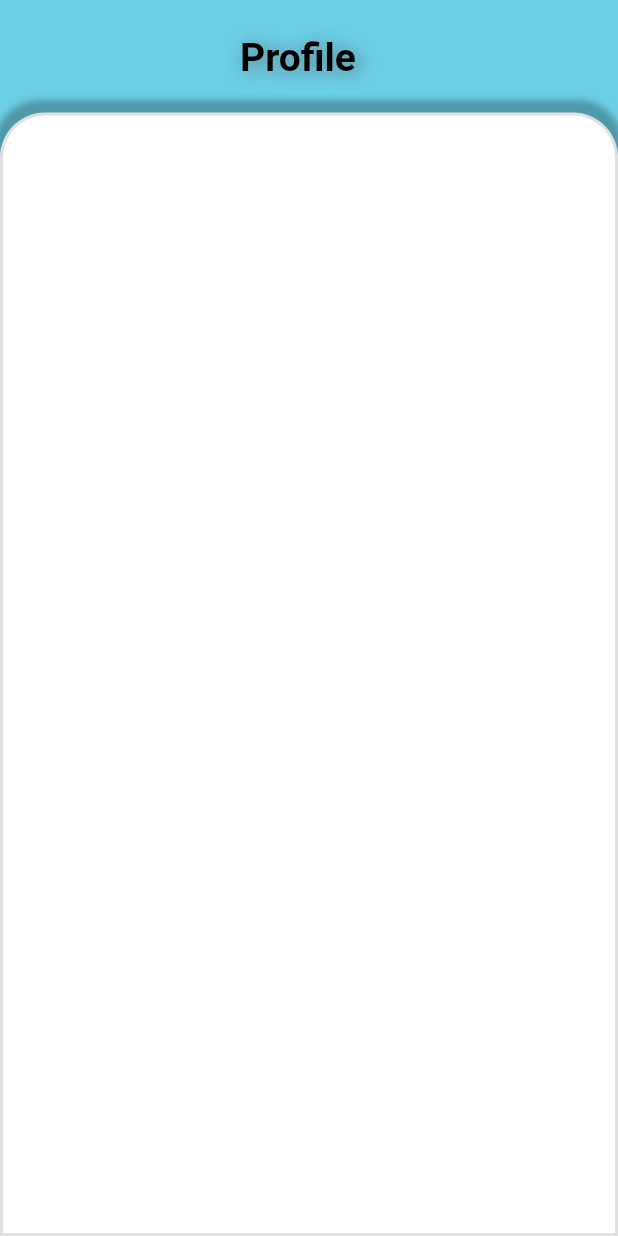
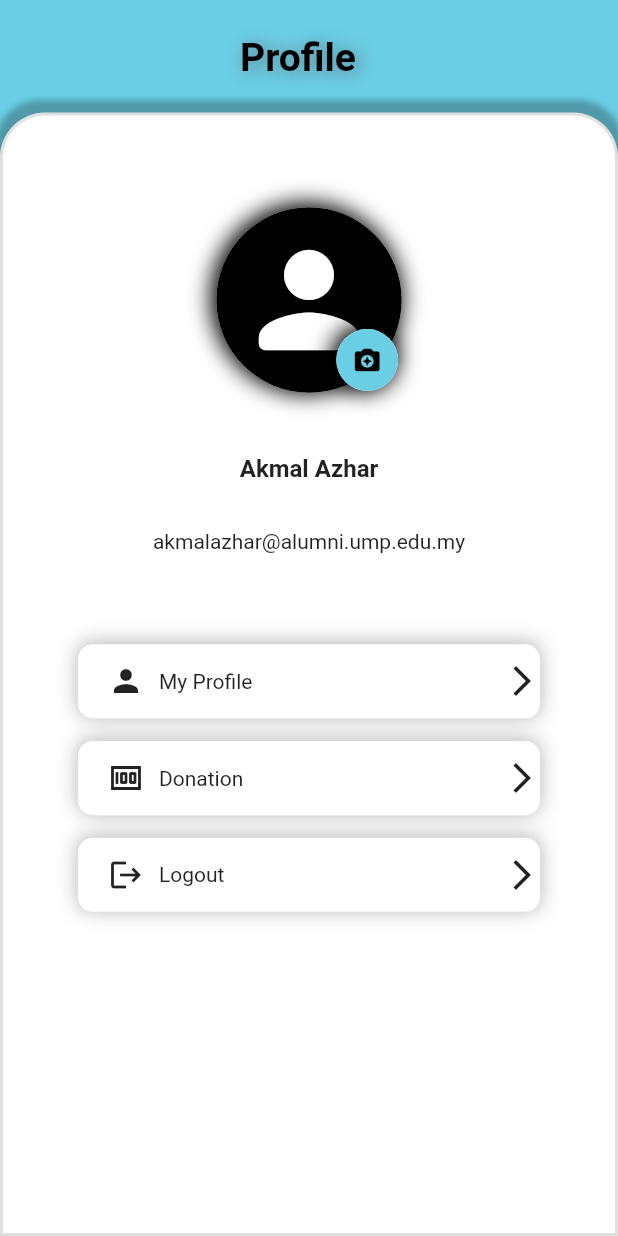
Before and after one commit to ApizMan/sdwProject, a Flutter app: the AlumniProfile screen opened directly, on a phone screen of 412 x 824 dp. Run offline on Flutter 3.47's test engine with Material 2 defaults, Android fonts, the phone set to English and light mode, and no system bars; Roboto replaces fonts that are missing (Poppins).

Commit message:
Profile Alumni

```diff
--- a/lib/alumni/profile/components/alumni_profile_body.dart
+++ /dev/null
@@ -1,16 +0,0 @@
-import 'package:flutter/src/widgets/container.dart';
-import 'package:flutter/src/widgets/framework.dart';
-
-class AlumniProfileBody extends StatefulWidget {
-  const AlumniProfileBody({super.key});
-
-  @override
-  State<AlumniProfileBody> createState() => _AlumniProfileBodyState();
-}
-
-class _AlumniProfileBodyState extends State<AlumniProfileBody> {
-  @override
-  Widget build(BuildContext context) {
-    return Container();
-  }
-}
--- /dev/null
+++ b/lib/public_component/custom_button_navigator.dart
@@ -0,0 +1,64 @@
+import 'package:fkaa_donation/screen/constant.dart';
+import 'package:flutter/cupertino.dart';
+import 'package:flutter/material.dart';
+import 'package:flutter/src/widgets/container.dart';
+import 'package:flutter/src/widgets/framework.dart';
+
+class CustomButtonNavigator extends StatefulWidget {
+  final IconData icon_prefix;
+  final IconData icon_navigate;
+  final String text;
+  const CustomButtonNavigator({
+    super.key,
+    required this.icon_prefix,
+    required this.icon_navigate,
+    required this.text,
+  });
+
+  @override
+  State<CustomButtonNavigator> createState() => _CustomButtonNavigatorState();
+}
+
+class _CustomButtonNavigatorState extends State<CustomButtonNavigator> {
+  @override
+  Widget build(BuildContext context) {
+    return GestureDetector(
+      onTap: () {},
+      child: Container(
+        height: MediaQuery.of(context).size.height * 0.06,
+        margin: EdgeInsets.symmetric(horizontal: 50),
+        decoration: BoxDecoration(
+          color: kWhite,
+          borderRadius: BorderRadius.circular(10),
+          boxShadow: [
+            BoxShadow(
+              offset: Offset.fromDirection(11),
+              color: Colors.black26,
+              spreadRadius: 1.0,
+              blurRadius: 10.0,
+            ),
+          ],
+        ),
+        child: Row(
+          mainAxisAlignment: MainAxisAlignment.spaceBetween,
+          children: [
+            Row(
+              children: [
+                SizedBox(
+                  width: 20,
+                ),
+                Icon(widget.icon_prefix),
+                SizedBox(
+                  width: 10,
+                ),
+                Text(widget.text),
+              ],
+            ),
+            Icon(widget.icon_navigate),
+          ],
+        ),
+      ),
+    );
+    ;
+  }
+}
--- /dev/null
+++ b/lib/screen/alumni/donation/donation_alumni.dart
@@ -0,0 +1,19 @@
+import 'package:flutter/cupertino.dart';
+import 'package:flutter/src/widgets/container.dart';
+import 'package:flutter/src/widgets/framework.dart';
+
+class DonationAlumni extends StatefulWidget {
+  const DonationAlumni({super.key});
+
+  @override
+  State<DonationAlumni> createState() => _DonationAlumniState();
+}
+
+class _DonationAlumniState extends State<DonationAlumni> {
+  @override
+  Widget build(BuildContext context) {
+    return Container(
+      child: Text("Donation"),
+    );
+  }
+}
--- a/lib/alumni/homepage_alumni/components/body_homepage.dart
+++ b/lib/screen/alumni/homepage_alumni/components/body_homepage.dart
@@ -1,4 +1,4 @@
-import 'package:fkaa_donation/alumni/homepage_alumni/components/item_body.dart';
+import 'package:fkaa_donation/screen/alumni/homepage_alumni/components/item_body.dart';
 import 'package:flutter/cupertino.dart';
 import 'package:flutter/material.dart';
 import 'package:flutter/src/widgets/container.dart';
--- a/lib/alumni/homepage_alumni/components/item_body.dart
+++ b/lib/screen/alumni/homepage_alumni/components/item_body.dart
@@ -1,4 +1,4 @@
-import 'package:fkaa_donation/constant.dart';
+import 'package:fkaa_donation/screen/constant.dart';
 import 'package:flutter/cupertino.dart';
 import 'package:flutter/material.dart';
 import 'package:flutter/src/widgets/container.dart';
--- a/lib/alumni/profile/alumni_profile.dart
+++ b/lib/screen/alumni/homepage_alumni/homepage_alumni.dart
@@ -1,18 +1,18 @@
-import 'package:fkaa_donation/alumni/profile/components/alumni_profile_body.dart';
-import 'package:fkaa_donation/constant.dart';
-import 'package:flutter/cupertino.dart';
+// ignore_for_file: deprecated_member_use
+import 'package:fkaa_donation/screen/alumni/homepage_alumni/components/body_homepage.dart';
+import 'package:fkaa_donation/screen/constant.dart';
 import 'package:flutter/material.dart';
 import 'package:flutter/src/widgets/container.dart';
 import 'package:flutter/src/widgets/framework.dart';
 
-class AlumniProfile extends StatefulWidget {
-  const AlumniProfile({super.key});
+class HomePageAlumni extends StatefulWidget {
+  const HomePageAlumni({super.key});
 
   @override
-  State<AlumniProfile> createState() => _AlumniProfileState();
+  State<HomePageAlumni> createState() => _HomePageAlumniState();
 }
 
-class _AlumniProfileState extends State<AlumniProfile> {
+class _HomePageAlumniState extends State<HomePageAlumni> {
   @override
   Widget build(BuildContext context) {
     return Scaffold(
@@ -25,21 +25,40 @@ class _AlumniProfileState extends State<AlumniProfile> {
               color: appBarBackground,
             ),
             child: Row(
-              crossAxisAlignment: CrossAxisAlignment.center,
+              crossAxisAlignment: CrossAxisAlignment.start,
               children: [
+                SizedBox(
+                  width: 10,
+                ),
+                Column(
+                  children: [
+                    SizedBox(
+                      height: 20,
+                    ),
+                    GestureDetector(
+                      onTap: () {},
+                      child: CircleAvatar(
+                        backgroundColor: Colors.black,
+                        child: Icon(
+                          Icons.person,
+                          color: appBarBackground,
+                        ),
+                      ),
+                    ),
+                  ],
+                ),
                 SizedBox(
                   width: 20,
                 ),
                 Column(
-                  crossAxisAlignment: CrossAxisAlignment.center,
                   children: [
                     SizedBox(
                       height: 23,
                     ),
                     Padding(
-                      padding: const EdgeInsets.only(left: 140),
+                      padding: const EdgeInsets.only(left: 40),
                       child: Text(
-                        "Profile",
+                        "FKAA E-Donation",
                         style: TextStyle(
                           shadows: [
                             Shadow(
@@ -65,7 +84,10 @@ class _AlumniProfileState extends State<AlumniProfile> {
             child: Container(
               width: MediaQuery.of(context).size.width * 1.0,
               height: double.infinity,
-              child: AlumniProfileBody(),
+              child: SingleChildScrollView(
+                physics: BouncingScrollPhysics(),
+                child: BodyHomepage(),
+              ),
               decoration: BoxDecoration(
                 color: kWhite,
                 border: Border.all(
--- a/lib/alumni/homepage_alumni/homepage_alumni.dart
+++ b/lib/screen/alumni/profile/alumni_profile.dart
@@ -1,19 +1,18 @@
-// ignore_for_file: deprecated_member_use
-
-import 'package:fkaa_donation/alumni/homepage_alumni/components/body_homepage.dart';
-import 'package:fkaa_donation/constant.dart';
+import 'package:fkaa_donation/screen/alumni/profile/components/alumni_profile_body.dart';
+import 'package:fkaa_donation/screen/constant.dart';
+import 'package:flutter/cupertino.dart';
 import 'package:flutter/material.dart';
 import 'package:flutter/src/widgets/container.dart';
 import 'package:flutter/src/widgets/framework.dart';
 
-class HomePageAlumni extends StatefulWidget {
-  const HomePageAlumni({super.key});
+class AlumniProfile extends StatefulWidget {
+  const AlumniProfile({super.key});
 
   @override
-  State<HomePageAlumni> createState() => _HomePageAlumniState();
+  State<AlumniProfile> createState() => _AlumniProfileState();
 }
 
-class _HomePageAlumniState extends State<HomePageAlumni> {
+class _AlumniProfileState extends State<AlumniProfile> {
   @override
   Widget build(BuildContext context) {
     return Scaffold(
@@ -26,40 +25,21 @@ class _HomePageAlumniState extends State<HomePageAlumni> {
               color: appBarBackground,
             ),
             child: Row(
-              crossAxisAlignment: CrossAxisAlignment.start,
+              crossAxisAlignment: CrossAxisAlignment.center,
               children: [
-                SizedBox(
-                  width: 10,
-                ),
-                Column(
-                  children: [
-                    SizedBox(
-                      height: 20,
-                    ),
-                    GestureDetector(
-                      onTap: () {},
-                      child: CircleAvatar(
-                        backgroundColor: Colors.black,
-                        child: Icon(
-                          Icons.person,
-                          color: appBarBackground,
-                        ),
-                      ),
-                    ),
-                  ],
-                ),
                 SizedBox(
                   width: 20,
                 ),
                 Column(
+                  crossAxisAlignment: CrossAxisAlignment.center,
                   children: [
                     SizedBox(
                       height: 23,
                     ),
                     Padding(
-                      padding: const EdgeInsets.only(left: 40),
+                      padding: const EdgeInsets.only(left: 140),
                       child: Text(
-                        "FKAA E-Donation",
+                        "Profile",
                         style: TextStyle(
                           shadows: [
                             Shadow(
@@ -85,10 +65,7 @@ class _HomePageAlumniState extends State<HomePageAlumni> {
             child: Container(
               width: MediaQuery.of(context).size.width * 1.0,
               height: double.infinity,
-              child: SingleChildScrollView(
-                physics: BouncingScrollPhysics(),
-                child: BodyHomepage(),
-              ),
+              child: AlumniProfileBody(),
               decoration: BoxDecoration(
                 color: kWhite,
                 border: Border.all(
--- /dev/null
+++ b/lib/screen/alumni/profile/components/alumni_profile_body.dart
@@ -0,0 +1,91 @@
+import 'package:fkaa_donation/screen/alumni/profile/components/alumni_profile_content.dart';
+import 'package:fkaa_donation/screen/constant.dart';
+import 'package:flutter/cupertino.dart';
+import 'package:flutter/material.dart';
+import 'package:flutter/src/widgets/container.dart';
+import 'package:flutter/src/widgets/framework.dart';
+
+class AlumniProfileBody extends StatefulWidget {
+  const AlumniProfileBody({super.key});
+
+  @override
+  State<AlumniProfileBody> createState() => _AlumniProfileBodyState();
+}
+
+class _AlumniProfileBodyState extends State<AlumniProfileBody> {
+  @override
+  Widget build(BuildContext context) {
+    return SingleChildScrollView(
+      physics: BouncingScrollPhysics(),
+      child: Column(
+        crossAxisAlignment: CrossAxisAlignment.center,
+        children: [
+          SizedBox(
+            height: 20,
+          ),
+          GestureDetector(
+            onTap: () {},
+            child: Stack(
+              children: [
+                Container(
+                  decoration: BoxDecoration(
+                    color: Colors.white,
+                    shape: BoxShape.circle,
+                    boxShadow: [
+                      BoxShadow(
+                          offset: Offset.fromDirection(10, 2.0),
+                          blurRadius: 12,
+                          color: kBlack,
+                          spreadRadius: 2)
+                    ],
+                  ),
+                  width: MediaQuery.of(context).size.width * 0.3,
+                  height: MediaQuery.of(context).size.height * 0.25,
+                  child: CircleAvatar(
+                    radius: 30.0,
+                    backgroundColor: kBlack,
+                    child: Icon(
+                      Icons.person_rounded,
+                      color: kWhite,
+                      size: 100,
+                    ),
+                  ),
+                ),
+                Positioned(
+                  top: 80,
+                  left: 80,
+                  bottom: 0,
+                  child: Container(
+                    decoration: BoxDecoration(
+                      color: Colors.white,
+                      shape: BoxShape.circle,
+                      boxShadow: [
+                        BoxShadow(
+                            offset: Offset.fromDirection(10, 2.0),
+                            blurRadius: 12,
+                            color: kBlack,
+                            spreadRadius: 2)
+                      ],
+                    ),
+                    width: MediaQuery.of(context).size.width * 0.1,
+                    height: MediaQuery.of(context).size.height * 0.1,
+                    child: CircleAvatar(
+                      radius: 30.0,
+                      backgroundColor: appBarBackground,
+                      child: Icon(
+                        Icons.camera_enhance_rounded,
+                        color: kBlack,
+                        size: 20,
+                      ),
+                    ),
+                  ),
+                )
+              ],
+            ),
+          ),
+          const AlumniProfileContent(),
+        ],
+      ),
+    );
+  }
+}
--- /dev/null
+++ b/lib/screen/alumni/profile/components/alumni_profile_choice.dart
@@ -0,0 +1,46 @@
+import 'package:fkaa_donation/public_component/custom_button_navigator.dart';
+import 'package:flutter/cupertino.dart';
+import 'package:flutter/material.dart';
+import 'package:flutter/src/widgets/container.dart';
+import 'package:flutter/src/widgets/framework.dart';
+
+class AlumniProfileChoice extends StatefulWidget {
+  const AlumniProfileChoice({super.key});
+
+  @override
+  State<AlumniProfileChoice> createState() => _AlumniProfileChoiceState();
+}
+
+class _AlumniProfileChoiceState extends State<AlumniProfileChoice> {
+  @override
+  Widget build(BuildContext context) {
+    return Column(
+      children: [
+        // SizedBox(
+        //   height: 30,
+        // ),
+        CustomButtonNavigator(
+          icon_navigate: Icons.arrow_forward_ios,
+          icon_prefix: Icons.person,
+          text: "My Profile",
+        ),
+        SizedBox(
+          height: 15,
+        ),
+        CustomButtonNavigator(
+          icon_navigate: Icons.arrow_forward_ios,
+          icon_prefix: Icons.money,
+          text: "Donation",
+        ),
+        SizedBox(
+          height: 15,
+        ),
+        CustomButtonNavigator(
+          icon_navigate: Icons.arrow_forward_ios,
+          icon_prefix: Icons.logout,
+          text: "Logout",
+        ),
+      ],
+    );
+  }
+}
--- /dev/null
+++ b/lib/screen/alumni/profile/components/alumni_profile_content.dart
@@ -0,0 +1,55 @@
+import 'package:fkaa_donation/screen/alumni/profile/components/alumni_profile_choice.dart';
+import 'package:flutter/cupertino.dart';
+import 'package:flutter/src/widgets/container.dart';
+import 'package:flutter/src/widgets/framework.dart';
+
+class AlumniProfileContent extends StatefulWidget {
+  const AlumniProfileContent({super.key});
+
+  @override
+  State<AlumniProfileContent> createState() => _AlumniProfileContentState();
+}
+
+class _AlumniProfileContentState extends State<AlumniProfileContent> {
+  @override
+  Widget build(BuildContext context) {
+    return Center(
+      child: SizedBox(
+        height: MediaQuery.of(context).size.height * 0.37,
+        child: Column(
+          mainAxisAlignment: MainAxisAlignment.spaceBetween,
+          children: [
+            detailUser(context),
+            const AlumniProfileChoice(),
+          ],
+        ),
+      ),
+    );
+  }
+
+  SizedBox detailUser(BuildContext context) {
+    return SizedBox(
+      height: MediaQuery.of(context).size.height * 0.08,
+      child: Column(
+        mainAxisAlignment: MainAxisAlignment.spaceBetween,
+        children: [
+          Text(
+            "Akmal Azhar",
+            style: TextStyle(
+              fontSize: 16,
+              fontFamily: "Poppins",
+              fontWeight: FontWeight.bold,
+            ),
+          ),
+          Text(
+            "akmalazhar@alumni.ump.edu.my",
+            style: TextStyle(
+              fontSize: 14,
+              fontFamily: "Poppins",
+            ),
+          ),
+        ],
+      ),
+    );
+  }
+}
--- a/lib/login/login.dart
+++ b/lib/screen/login/login.dart
@@ -1,6 +1,5 @@
-import 'package:fkaa_donation/constant.dart';
-import 'package:fkaa_donation/alumni/homepage_alumni/homepage_alumni.dart';
-import 'package:fkaa_donation/navigation_bar/navigation.dart';
+import 'package:fkaa_donation/screen/constant.dart';
+import 'package:fkaa_donation/screen/navigation_bar/navigation.dart';
 import 'package:flutter/material.dart';
 import 'package:flutter/src/widgets/container.dart';
 import 'package:flutter/src/widgets/framework.dart';
--- a/lib/main.dart
+++ b/lib/screen/main.dart
@@ -1,4 +1,4 @@
-import 'package:fkaa_donation/login/login.dart';
+import 'package:fkaa_donation/screen/login/login.dart';
 import 'package:flutter/material.dart';
 
 void main() {
--- a/lib/navigation_bar/custom_bottom_navigation_bar.dart
+++ b/lib/screen/navigation_bar/custom_bottom_navigation_bar.dart
@@ -1,4 +1,4 @@
-import 'package:fkaa_donation/constant.dart';
+import 'package:fkaa_donation/screen/constant.dart';
 import 'package:flutter/material.dart';
 
 class CustomBottomNavigationBar extends StatefulWidget {
--- a/lib/navigation_bar/navigation.dart
+++ b/lib/screen/navigation_bar/navigation.dart
@@ -1,7 +1,8 @@
-import 'package:fkaa_donation/alumni/application/application_alumni.dart';
-import 'package:fkaa_donation/alumni/homepage_alumni/homepage_alumni.dart';
-import 'package:fkaa_donation/alumni/profile/alumni_profile.dart';
-import 'package:fkaa_donation/navigation_bar/custom_bottom_navigation_bar.dart';
+import 'package:fkaa_donation/screen/alumni/application/application_alumni.dart';
+import 'package:fkaa_donation/screen/alumni/donation/donation_alumni.dart';
+import 'package:fkaa_donation/screen/alumni/homepage_alumni/homepage_alumni.dart';
+import 'package:fkaa_donation/screen/alumni/profile/alumni_profile.dart';
+import 'package:fkaa_donation/screen/navigation_bar/custom_bottom_navigation_bar.dart';
 import 'package:flutter/material.dart';
 
 class Navigation extends StatefulWidget {
@@ -15,7 +16,7 @@ class _NavigationState extends State<Navigation> {
   static List<Widget> _widgetOptions = <Widget>[
     HomePageAlumni(),
     AlumniProfile(),
-    Text("Donation"),
+    DonationAlumni(),
     ApplicationAlumni(),
   ];
   @override
```
Also changed, not shown: lib/screen/alumni/application/application_alumni.dart (renamed from lib/alumni/application/application_alumni.dart), lib/screen/constant.dart (renamed from lib/constant.dart), 1 other file.
